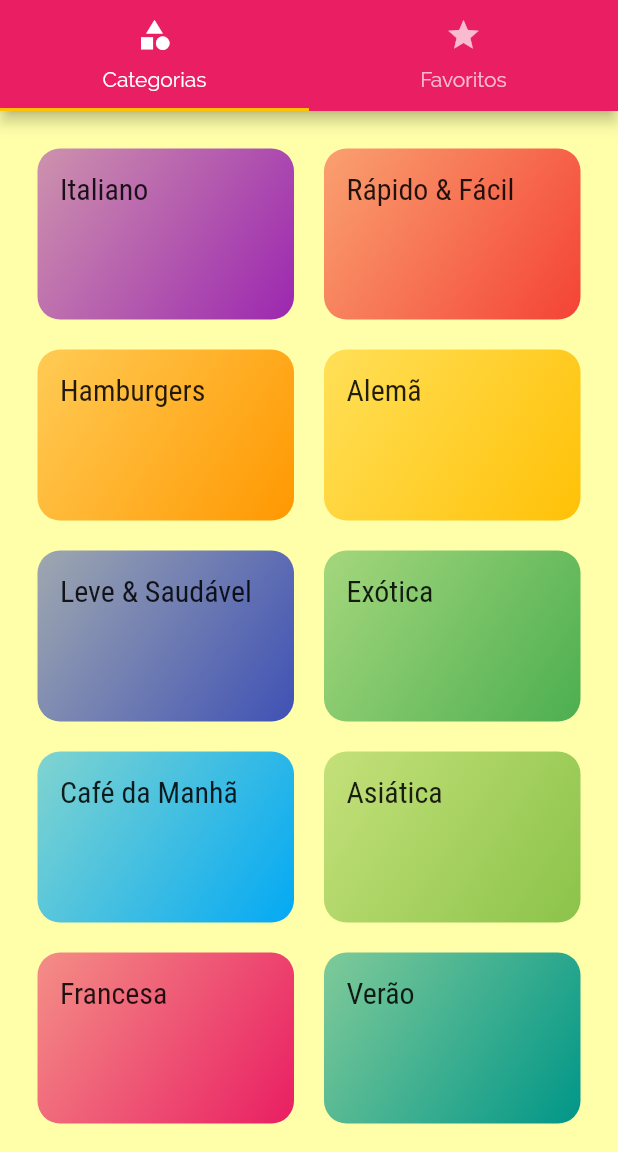
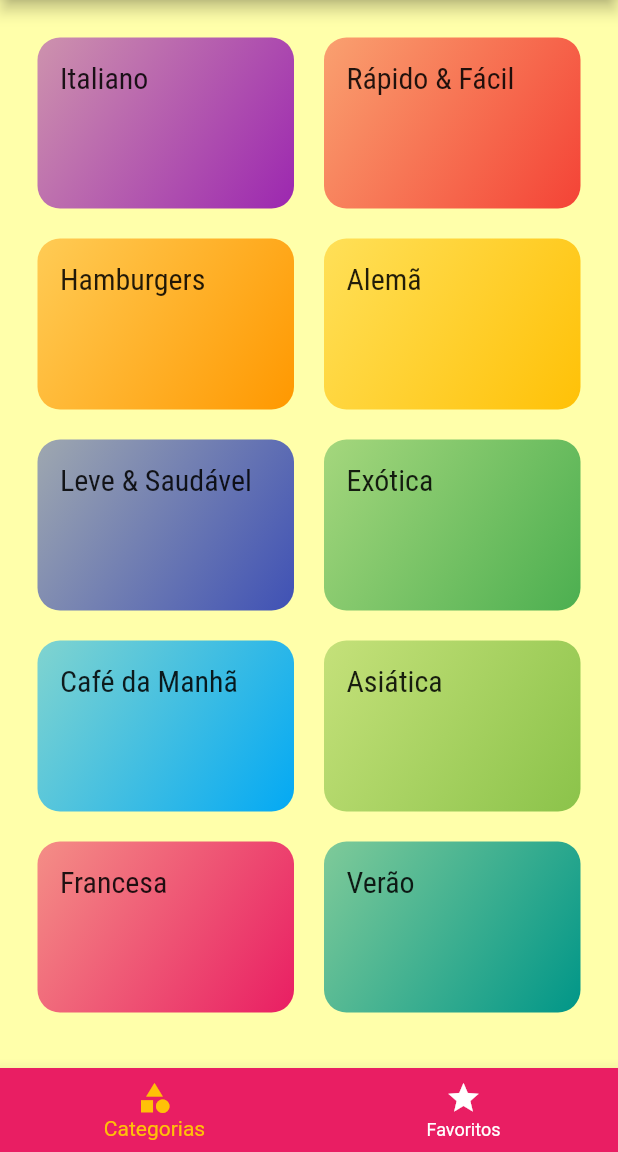
Before and after one commit to DanielErnany/meals, a Flutter app: the screen it shows after launch, on a phone screen of 412 x 824 dp, the part 84-1236 px from its top. Run offline on Flutter 3.47's test engine with Material 2 defaults, Android fonts, the phone set to English and light mode, and no system bars.

Commit message:
TabBar na parte inferior

```diff
--- a/lib/screens/tabs_screen.dart
+++ b/lib/screens/tabs_screen.dart
@@ -2,40 +2,53 @@ import 'package:flutter/material.dart';
 import 'categories_screen.dart';
 import 'favorite_screen.dart';
 
-class TabsScreem extends StatelessWidget {
+class TabsScreem extends StatefulWidget {
+  @override
+  _TabsScreemState createState() => _TabsScreemState();
+}
+
+class _TabsScreemState extends State<TabsScreem> {
+  int _selectedIndexScreen = 0;
+  final List<Widget> _screens = [
+    CategoriesScreen(),
+    FavoriteScreen(),
+  ];
+
+  _selectScreen(int index) {
+    setState(() {
+      _selectedIndexScreen = index;
+    });
+  }
+
   @override
   Widget build(BuildContext context) {
     // Widget para criar tabbar
-    return DefaultTabController(
-      // Numero de abas que o tabbar vai ter
-      length: 2,
-      // Define a aba inicial
-      initialIndex: 0,
-      child: Scaffold(
+    return Scaffold(
       appBar: AppBar(
         title: Text('Vamos Cozinhar'),
         centerTitle: true,
-          // Cria o tabbar
-          bottom: TabBar(
-            tabs: [
-              Tab(
+      ),
+      body: _screens[_selectedIndexScreen],
+      // Cria uma tabbar na parte inferior
+      bottomNavigationBar: BottomNavigationBar(
+        // cor quando o item ñ está selecionado
+        unselectedItemColor: Colors.white,
+        // cor quando o item está selecionado
+        selectedItemColor: Theme.of(context).accentColor,
+        // Mostra qual dos itens está selecionado
+        currentIndex: _selectedIndexScreen,
+        onTap: _selectScreen,
+        backgroundColor: Theme.of(context).primaryColor,
+        items: [
+          BottomNavigationBarItem(
             icon: Icon(Icons.category),
-                text: 'Categorias',
+            title: Text('Categorias'),
           ),
-              Tab(
+          BottomNavigationBarItem(
             icon: Icon(Icons.star),
-                text: 'Favoritos',
+            title: Text('Favoritos'),
           ),
         ],
-          ),
-        ),
-        // Widget para ver as abas do tabbar
-        body: TabBarView(
-          children: [
-            CategoriesScreen(),
-            FavoriteScreen(),
-          ],
-        ),
       ),
     );
   }
```
Lines whose indentation alone changed are shown as unchanged.
